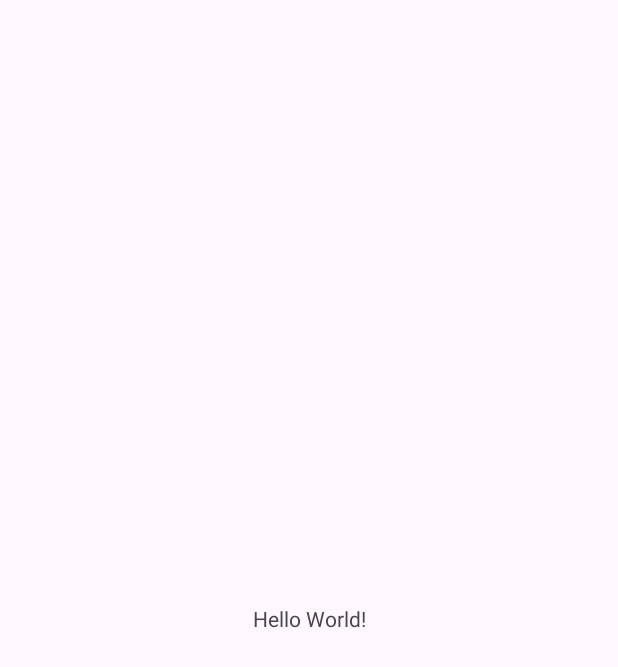
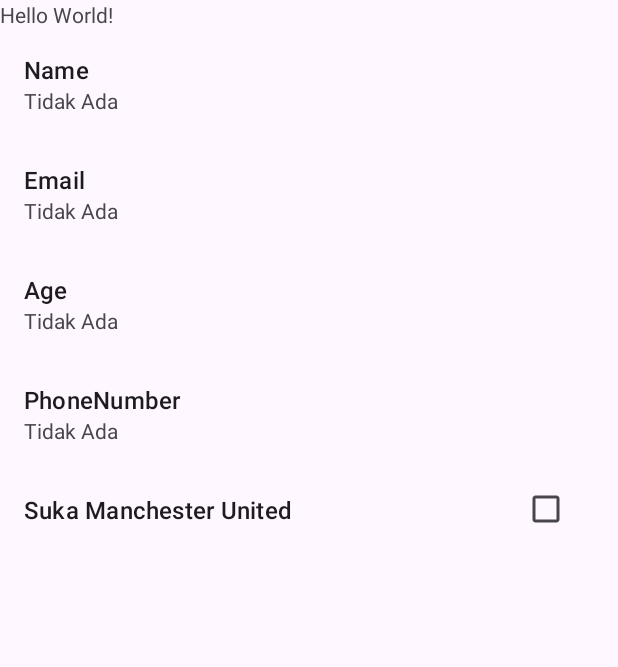
Before and after one commit to ozaenzenzen/fam_latihan_settingpreferences_kotlin, an Android app: the screen it shows after launch (MainActivity), on a phone screen of 412 x 824 dp. Before the commit the part shown is almost empty. Shown: the top 667 px of the screen. Run offline under Robolectric (Android 15) with nearby library versions, the phone set to English and light mode, and no system bars; our stand-ins replace androidx.preference.

Commit message:
update ui

```diff
--- a/app/src/main/java/com/example/mysettingpreference/MainActivity.kt
+++ b/app/src/main/java/com/example/mysettingpreference/MainActivity.kt
@@ -7,5 +7,8 @@ class MainActivity : AppCompatActivity() {
     override fun onCreate(savedInstanceState: Bundle?) {
         super.onCreate(savedInstanceState)
         setContentView(R.layout.activity_main)
+
+        supportFragmentManager.beginTransaction().add(R.id.setting_holder, MyPreferenceFragment())
+            .commit()
     }
 }
--- /dev/null
+++ b/app/src/main/java/com/example/mysettingpreference/MyPreferenceFragment.kt
@@ -0,0 +1,11 @@
+package com.example.mysettingpreference
+
+import android.os.Bundle
+import androidx.preference.PreferenceFragmentCompat
+
+class MyPreferenceFragment : PreferenceFragmentCompat() {
+    override fun onCreatePreferences(bundle: Bundle?, s: String?) {
+        addPreferencesFromResource(R.xml.preferences)
+    }
+
+}
--- a/app/src/main/res/layout/activity_main.xml
+++ b/app/src/main/res/layout/activity_main.xml
@@ -1,9 +1,11 @@
 <?xml version="1.0" encoding="utf-8"?>
-<androidx.constraintlayout.widget.ConstraintLayout xmlns:android="http://schemas.android.com/apk/res/android"
+<LinearLayout xmlns:android="http://schemas.android.com/apk/res/android"
     xmlns:app="http://schemas.android.com/apk/res-auto"
     xmlns:tools="http://schemas.android.com/tools"
+    android:id="@+id/setting_holder"
     android:layout_width="match_parent"
     android:layout_height="match_parent"
+    android:orientation="vertical"
     tools:context=".MainActivity">
 
     <TextView
@@ -15,4 +17,4 @@
         app:layout_constraintStart_toStartOf="parent"
         app:layout_constraintTop_toTopOf="parent" />
 
-</androidx.constraintlayout.widget.ConstraintLayout>
+</LinearLayout>
--- a/app/src/main/res/values/strings.xml
+++ b/app/src/main/res/values/strings.xml
@@ -1,3 +1,14 @@
 <resources>
     <string name="app_name">MySettingPreference</string>
+    <string name="nothing">Tidak Ada</string>
+    <string name="name">Name</string>
+    <string name="email">Email</string>
+    <string name="age">Age</string>
+    <string name="phone_number">PhoneNumber</string>
+    <string name="is_love">Suka Manchester United</string>
+    <string name="key_email">email</string>
+    <string name="key_age">age</string>
+    <string name="key_phone">phone</string>
+    <string name="key_love">love</string>
+    <string name="key_name">name</string>
 </resources>
--- /dev/null
+++ b/app/src/main/res/xml/preferences.xml
@@ -0,0 +1,46 @@
+<?xml version="1.0" encoding="utf-8"?>
+<PreferenceScreen xmlns:android="http://schemas.android.com/apk/res/android"
+    xmlns:app="http://schemas.android.com/apk/res-auto"
+    app:iconSpaceReserved="false">
+
+    <EditTextPreference
+        android:key="@string/key_name"
+        android:selectAllOnFocus="true"
+        android:singleLine="true"
+        android:summary="@string/nothing"
+        android:title="@string/name"
+        app:iconSpaceReserved="false" />
+
+    <EditTextPreference
+        android:inputType="textEmailAddress"
+        android:key="@string/key_email"
+        android:selectAllOnFocus="true"
+        android:singleLine="true"
+        android:summary="@string/nothing"
+        android:title="@string/email"
+        app:iconSpaceReserved="false" />
+
+    <EditTextPreference
+        android:inputType="number"
+        android:key="@string/key_age"
+        android:selectAllOnFocus="true"
+        android:singleLine="true"
+        android:summary="@string/nothing"
+        android:title="@string/age"
+        app:iconSpaceReserved="false" />
+
+    <EditTextPreference
+        android:key="@string/key_phone"
+        android:selectAllOnFocus="true"
+        android:singleLine="true"
+        android:summary="@string/nothing"
+        android:title="@string/phone_number"
+        app:iconSpaceReserved="false" />
+
+    <CheckBoxPreference
+        android:defaultValue="false"
+        android:key="@string/key_love"
+        android:title="@string/is_love"
+        app:iconSpaceReserved="false" />
+
+</PreferenceScreen>
```
